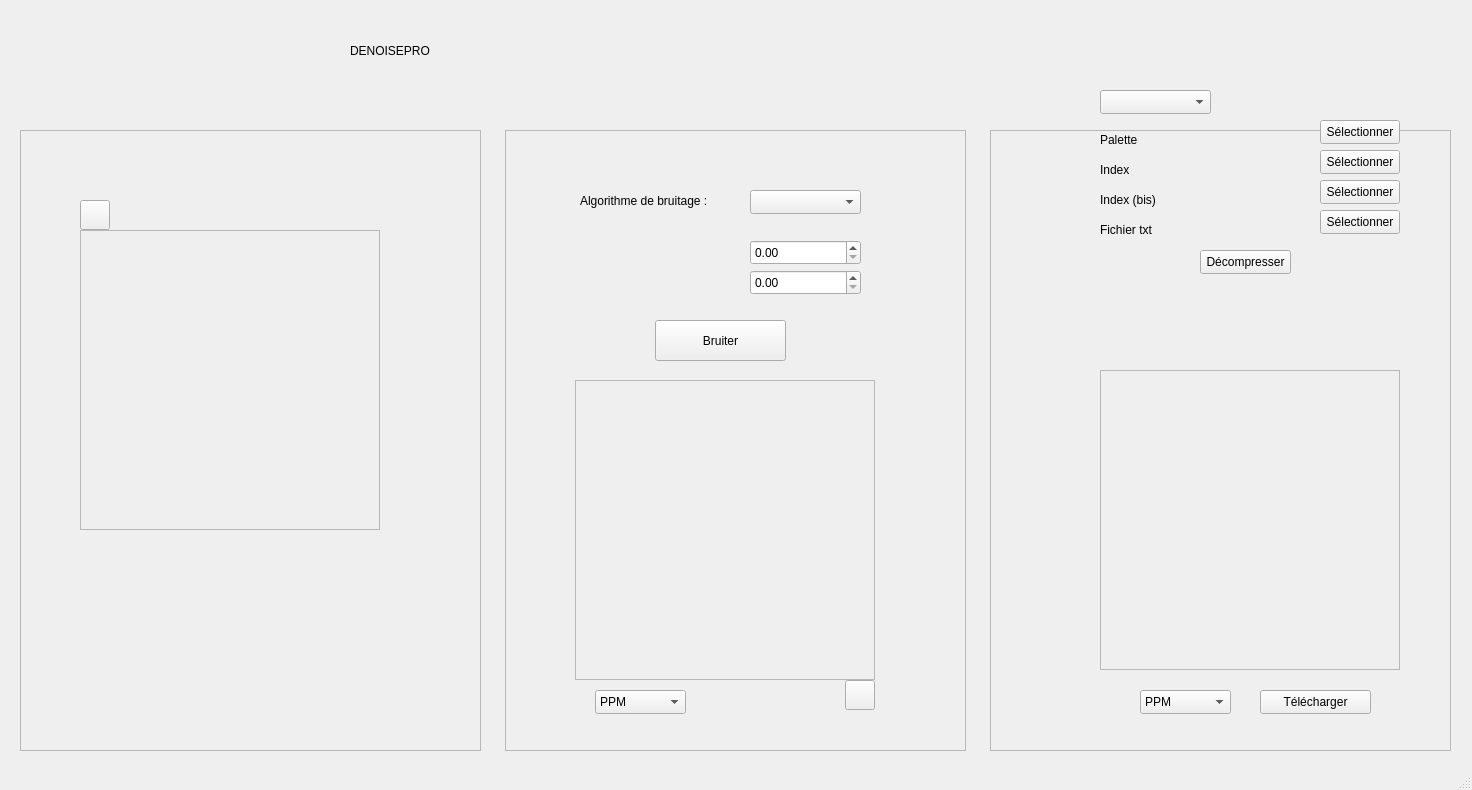
LeaSerrano/M2-IMAGINE-ProjetImage, file QT/mainwindow.ui: the form before one commit.
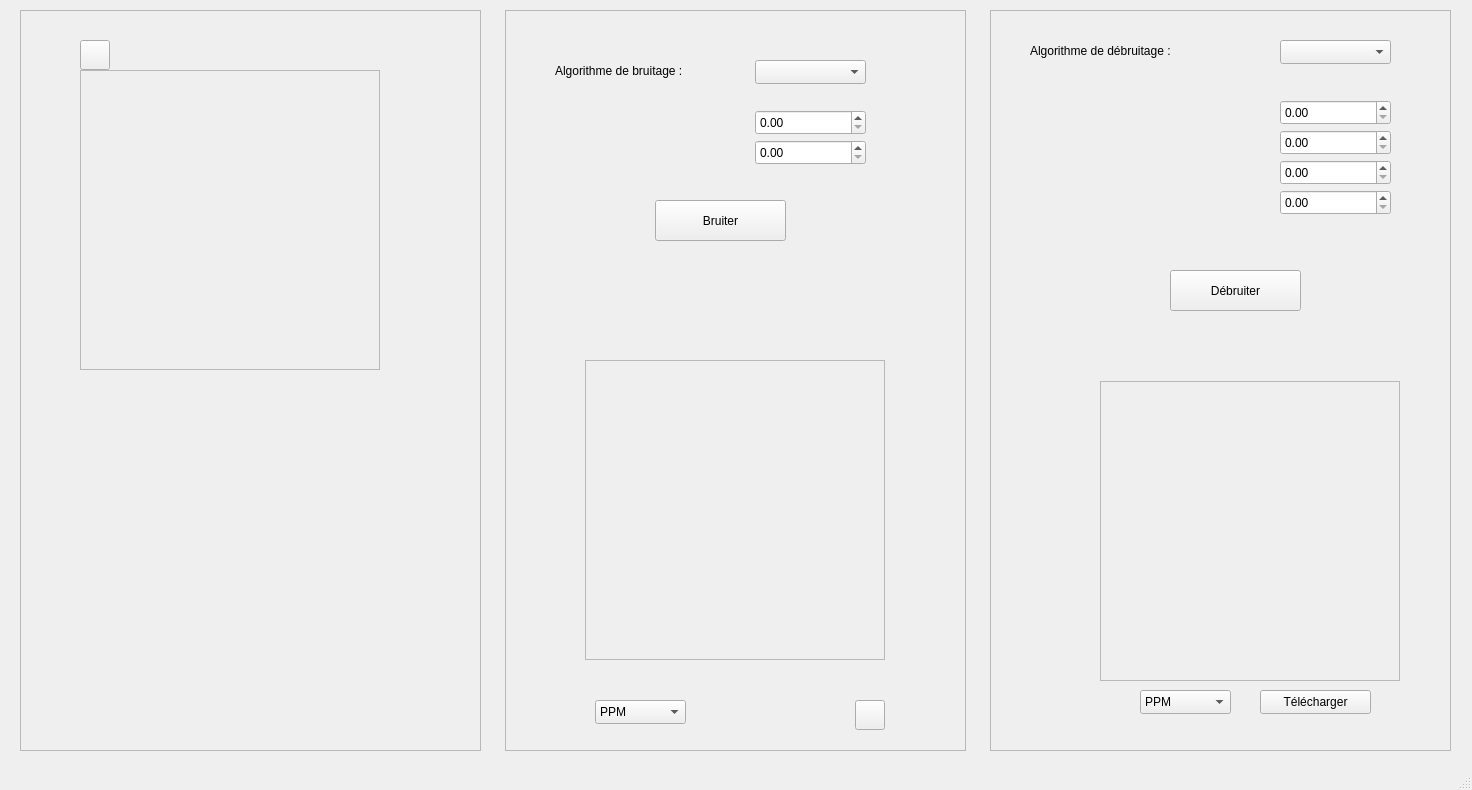
The form after the commit.

```diff
--- a/QT/mainwindow.ui
+++ b/QT/mainwindow.ui
@@ -27,67 +27,11 @@
      <string>Télécharger</string>
     </property>
    </widget>
-   <widget class="QComboBox" name="select_algo">
-    <property name="geometry">
-     <rect>
-      <x>750</x>
-      <y>190</y>
-      <width>111</width>
-      <height>24</height>
-     </rect>
-    </property>
-    <item>
-     <property name="text">
-      <string/>
-     </property>
-    </item>
-    <item>
-     <property name="text">
-      <string>GAUSSIEN</string>
-     </property>
-    </item>
-    <item>
-     <property name="text">
-      <string>IMPULSIF</string>
-     </property>
-    </item>
-    <item>
-     <property name="text">
-      <string>POISSON</string>
-     </property>
-    </item>
-    <item>
-     <property name="text">
-      <string>POIVRE SEL</string>
-     </property>
-    </item>
-    <item>
-     <property name="text">
-      <string>SPECKLE</string>
-     </property>
-    </item>
-   </widget>
-   <widget class="QDoubleSpinBox" name="select_2_bruit">
-    <property name="enabled">
-     <bool>true</bool>
-    </property>
-    <property name="geometry">
-     <rect>
-      <x>750</x>
-      <y>270</y>
-      <width>111</width>
-      <height>25</height>
-     </rect>
-    </property>
-    <property name="singleStep">
-     <double>0.500000000000000</double>
-    </property>
-   </widget>
    <widget class="QFrame" name="decomp_frame">
     <property name="geometry">
      <rect>
       <x>1100</x>
-      <y>370</y>
+      <y>381</y>
       <width>300</width>
       <height>300</height>
      </rect>
@@ -124,198 +68,6 @@
     <zorder>fond_image_3</zorder>
     <zorder>decomp_label</zorder>
    </widget>
-   <widget class="QComboBox" name="select_comp_2">
-    <property name="geometry">
-     <rect>
-      <x>1100</x>
-      <y>90</y>
-      <width>111</width>
-      <height>24</height>
-     </rect>
-    </property>
-    <item>
-     <property name="text">
-      <string/>
-     </property>
-    </item>
-    <item>
-     <property name="text">
-      <string>Palette couleur (256)</string>
-     </property>
-    </item>
-    <item>
-     <property name="text">
-      <string>Palette couleur (65536)</string>
-     </property>
-    </item>
-    <item>
-     <property name="text">
-      <string>Fichier texte</string>
-     </property>
-    </item>
-   </widget>
-   <widget class="QPushButton" name="select_pal">
-    <property name="geometry">
-     <rect>
-      <x>1320</x>
-      <y>120</y>
-      <width>80</width>
-      <height>24</height>
-     </rect>
-    </property>
-    <property name="text">
-     <string>Sélectionner</string>
-    </property>
-   </widget>
-   <widget class="QPushButton" name="select_index">
-    <property name="geometry">
-     <rect>
-      <x>1320</x>
-      <y>150</y>
-      <width>80</width>
-      <height>24</height>
-     </rect>
-    </property>
-    <property name="text">
-     <string>Sélectionner</string>
-    </property>
-   </widget>
-   <widget class="QPushButton" name="select_indexbis">
-    <property name="geometry">
-     <rect>
-      <x>1320</x>
-      <y>180</y>
-      <width>80</width>
-      <height>24</height>
-     </rect>
-    </property>
-    <property name="text">
-     <string>Sélectionner</string>
-    </property>
-   </widget>
-   <widget class="QPushButton" name="select_txt">
-    <property name="geometry">
-     <rect>
-      <x>1320</x>
-      <y>210</y>
-      <width>80</width>
-      <height>24</height>
-     </rect>
-    </property>
-    <property name="text">
-     <string>Sélectionner</string>
-    </property>
-   </widget>
-   <widget class="QLabel" name="label_5">
-    <property name="geometry">
-     <rect>
-      <x>1100</x>
-      <y>130</y>
-      <width>61</width>
-      <height>20</height>
-     </rect>
-    </property>
-    <property name="text">
-     <string>Palette</string>
-    </property>
-   </widget>
-   <widget class="QLabel" name="label_6">
-    <property name="geometry">
-     <rect>
-      <x>1100</x>
-      <y>160</y>
-      <width>61</width>
-      <height>20</height>
-     </rect>
-    </property>
-    <property name="text">
-     <string>Index</string>
-    </property>
-   </widget>
-   <widget class="QLabel" name="label_7">
-    <property name="geometry">
-     <rect>
-      <x>1100</x>
-      <y>190</y>
-      <width>61</width>
-      <height>20</height>
-     </rect>
-    </property>
-    <property name="text">
-     <string>Index (bis)</string>
-    </property>
-   </widget>
-   <widget class="QLabel" name="label_8">
-    <property name="geometry">
-     <rect>
-      <x>1100</x>
-      <y>220</y>
-      <width>61</width>
-      <height>20</height>
-     </rect>
-    </property>
-    <property name="text">
-     <string>Fichier txt</string>
-    </property>
-   </widget>
-   <widget class="QPushButton" name="decomp_button">
-    <property name="geometry">
-     <rect>
-      <x>1200</x>
-      <y>250</y>
-      <width>91</width>
-      <height>24</height>
-     </rect>
-    </property>
-    <property name="text">
-     <string>Décompresser</string>
-    </property>
-   </widget>
-   <widget class="QLabel" name="label_2">
-    <property name="geometry">
-     <rect>
-      <x>580</x>
-      <y>170</y>
-      <width>161</width>
-      <height>61</height>
-     </rect>
-    </property>
-    <property name="text">
-     <string>Algorithme de bruitage :</string>
-    </property>
-   </widget>
-   <widget class="QLabel" name="label_1_bruit">
-    <property name="enabled">
-     <bool>true</bool>
-    </property>
-    <property name="geometry">
-     <rect>
-      <x>650</x>
-      <y>240</y>
-      <width>81</width>
-      <height>25</height>
-     </rect>
-    </property>
-    <property name="text">
-     <string/>
-    </property>
-   </widget>
-   <widget class="QLabel" name="label_2_bruit">
-    <property name="enabled">
-     <bool>true</bool>
-    </property>
-    <property name="geometry">
-     <rect>
-      <x>650</x>
-      <y>270</y>
-      <width>81</width>
-      <height>25</height>
-     </rect>
-    </property>
-    <property name="text">
-     <string/>
-    </property>
-   </widget>
    <widget class="QLabel" name="logoLabel">
     <property name="geometry">
      <rect>
@@ -326,7 +78,7 @@
      </rect>
     </property>
     <property name="text">
-     <string>DENOISEPRO</string>
+     <string/>
     </property>
    </widget>
    <widget class="QLabel" name="PSNR_label">
@@ -370,29 +122,13 @@
      </property>
     </item>
    </widget>
-   <widget class="QDoubleSpinBox" name="select_1_bruit">
-    <property name="enabled">
-     <bool>true</bool>
-    </property>
-    <property name="geometry">
-     <rect>
-      <x>750</x>
-      <y>240</y>
-      <width>111</width>
-      <height>25</height>
-     </rect>
-    </property>
-    <property name="singleStep">
-     <double>0.500000000000000</double>
-    </property>
-   </widget>
    <widget class="QFrame" name="frame_1">
     <property name="geometry">
      <rect>
       <x>20</x>
-      <y>130</y>
+      <y>10</y>
       <width>461</width>
-      <height>621</height>
+      <height>741</height>
      </rect>
     </property>
     <property name="frameShape">
@@ -405,7 +141,7 @@
      <property name="geometry">
       <rect>
        <x>60</x>
-       <y>100</y>
+       <y>60</y>
        <width>300</width>
        <height>300</height>
       </rect>
@@ -446,7 +182,7 @@
      <property name="geometry">
       <rect>
        <x>60</x>
-       <y>70</y>
+       <y>30</y>
        <width>30</width>
        <height>30</height>
       </rect>
@@ -460,9 +196,9 @@
     <property name="geometry">
      <rect>
       <x>505</x>
-      <y>130</y>
+      <y>10</y>
       <width>461</width>
-      <height>621</height>
+      <height>741</height>
      </rect>
     </property>
     <property name="frameShape">
@@ -487,8 +223,8 @@
     <widget class="QFrame" name="seg_frame">
      <property name="geometry">
       <rect>
-       <x>70</x>
-       <y>250</y>
+       <x>80</x>
+       <y>350</y>
        <width>300</width>
        <height>300</height>
       </rect>
@@ -528,8 +264,8 @@
     <widget class="QPushButton" name="download_button_1">
      <property name="geometry">
       <rect>
-       <x>340</x>
-       <y>550</y>
+       <x>350</x>
+       <y>690</y>
        <width>30</width>
        <height>30</height>
       </rect>
@@ -545,7 +281,7 @@
      <property name="geometry">
       <rect>
        <x>90</x>
-       <y>560</y>
+       <y>690</y>
        <width>91</width>
        <height>24</height>
       </rect>
@@ -566,14 +302,134 @@
       </property>
      </item>
     </widget>
+    <widget class="QLabel" name="label_2">
+     <property name="geometry">
+      <rect>
+       <x>50</x>
+       <y>30</y>
+       <width>171</width>
+       <height>61</height>
+      </rect>
+     </property>
+     <property name="text">
+      <string>Algorithme de bruitage :</string>
+     </property>
+    </widget>
+    <widget class="QDoubleSpinBox" name="select_2_bruit">
+     <property name="enabled">
+      <bool>true</bool>
+     </property>
+     <property name="geometry">
+      <rect>
+       <x>250</x>
+       <y>130</y>
+       <width>111</width>
+       <height>25</height>
+      </rect>
+     </property>
+     <property name="singleStep">
+      <double>0.500000000000000</double>
+     </property>
+    </widget>
+    <widget class="QDoubleSpinBox" name="select_1_bruit">
+     <property name="enabled">
+      <bool>true</bool>
+     </property>
+     <property name="geometry">
+      <rect>
+       <x>250</x>
+       <y>100</y>
+       <width>111</width>
+       <height>25</height>
+      </rect>
+     </property>
+     <property name="maximum">
+      <double>300.000000000000000</double>
+     </property>
+     <property name="singleStep">
+      <double>0.500000000000000</double>
+     </property>
+    </widget>
+    <widget class="QComboBox" name="select_algo_bruit">
+     <property name="geometry">
+      <rect>
+       <x>250</x>
+       <y>50</y>
+       <width>111</width>
+       <height>24</height>
+      </rect>
+     </property>
+     <item>
+      <property name="text">
+       <string/>
+      </property>
+     </item>
+     <item>
+      <property name="text">
+       <string>GAUSSIEN</string>
+      </property>
+     </item>
+     <item>
+      <property name="text">
+       <string>IMPULSIF</string>
+      </property>
+     </item>
+     <item>
+      <property name="text">
+       <string>POISSON</string>
+      </property>
+     </item>
+     <item>
+      <property name="text">
+       <string>POIVRE SEL</string>
+      </property>
+     </item>
+     <item>
+      <property name="text">
+       <string>SPECKLE</string>
+      </property>
+     </item>
+    </widget>
+    <widget class="QLabel" name="label_2_bruit">
+     <property name="enabled">
+      <bool>true</bool>
+     </property>
+     <property name="geometry">
+      <rect>
+       <x>140</x>
+       <y>130</y>
+       <width>81</width>
+       <height>25</height>
+      </rect>
+     </property>
+     <property name="text">
+      <string/>
+     </property>
+    </widget>
+    <widget class="QLabel" name="label_1_bruit">
+     <property name="enabled">
+      <bool>true</bool>
+     </property>
+     <property name="geometry">
+      <rect>
+       <x>140</x>
+       <y>100</y>
+       <width>81</width>
+       <height>25</height>
+      </rect>
+     </property>
+     <property name="text">
+      <string/>
+     </property>
+    </widget>
    </widget>
    <widget class="QFrame" name="frame_3">
     <property name="geometry">
      <rect>
       <x>990</x>
-      <y>130</y>
+      <y>10</y>
       <width>461</width>
-      <height>621</height>
+      <height>741</height>
      </rect>
     </property>
     <property name="frameShape">
@@ -582,6 +438,209 @@
     <property name="frameShadow">
      <enum>QFrame::Raised</enum>
     </property>
+    <widget class="QLabel" name="label_1_debruit">
+     <property name="geometry">
+      <rect>
+       <x>160</x>
+       <y>90</y>
+       <width>81</width>
+       <height>25</height>
+      </rect>
+     </property>
+     <property name="text">
+      <string/>
+     </property>
+    </widget>
+    <widget class="QLabel" name="label_4_debruit">
+     <property name="geometry">
+      <rect>
+       <x>160</x>
+       <y>180</y>
+       <width>81</width>
+       <height>25</height>
+      </rect>
+     </property>
+     <property name="text">
+      <string/>
+     </property>
+    </widget>
+    <widget class="QPushButton" name="decomp_button">
+     <property name="geometry">
+      <rect>
+       <x>180</x>
+       <y>260</y>
+       <width>131</width>
+       <height>41</height>
+      </rect>
+     </property>
+     <property name="text">
+      <string>Débruiter</string>
+     </property>
+    </widget>
+    <widget class="QLabel" name="label_2_debruit">
+     <property name="geometry">
+      <rect>
+       <x>160</x>
+       <y>120</y>
+       <width>81</width>
+       <height>25</height>
+      </rect>
+     </property>
+     <property name="text">
+      <string/>
+     </property>
+    </widget>
+    <widget class="QLabel" name="label_3_debruit">
+     <property name="geometry">
+      <rect>
+       <x>160</x>
+       <y>150</y>
+       <width>81</width>
+       <height>25</height>
+      </rect>
+     </property>
+     <property name="text">
+      <string/>
+     </property>
+    </widget>
+    <widget class="QLabel" name="label_3">
+     <property name="geometry">
+      <rect>
+       <x>40</x>
+       <y>10</y>
+       <width>201</width>
+       <height>61</height>
+      </rect>
+     </property>
+     <property name="text">
+      <string>Algorithme de débruitage :</string>
+     </property>
+    </widget>
+    <widget class="QDoubleSpinBox" name="select_1_debruit">
+     <property name="enabled">
+      <bool>true</bool>
+     </property>
+     <property name="geometry">
+      <rect>
+       <x>290</x>
+       <y>90</y>
+       <width>111</width>
+       <height>25</height>
+      </rect>
+     </property>
+     <property name="maximum">
+      <double>300.000000000000000</double>
+     </property>
+     <property name="singleStep">
+      <double>0.500000000000000</double>
+     </property>
+    </widget>
+    <widget class="QDoubleSpinBox" name="select_2_debruit">
+     <property name="enabled">
+      <bool>true</bool>
+     </property>
+     <property name="geometry">
+      <rect>
+       <x>290</x>
+       <y>120</y>
+       <width>111</width>
+       <height>25</height>
+      </rect>
+     </property>
+     <property name="singleStep">
+      <double>0.500000000000000</double>
+     </property>
+    </widget>
+    <widget class="QDoubleSpinBox" name="select_4_debruit">
+     <property name="enabled">
+      <bool>true</bool>
+     </property>
+     <property name="geometry">
+      <rect>
+       <x>290</x>
+       <y>180</y>
+       <width>111</width>
+       <height>25</height>
+      </rect>
+     </property>
+     <property name="singleStep">
+      <double>0.500000000000000</double>
+     </property>
+    </widget>
+    <widget class="QDoubleSpinBox" name="select_3_debruit">
+     <property name="enabled">
+      <bool>true</bool>
+     </property>
+     <property name="geometry">
+      <rect>
+       <x>290</x>
+       <y>150</y>
+       <width>111</width>
+       <height>25</height>
+      </rect>
+     </property>
+     <property name="maximum">
+      <double>300.000000000000000</double>
+     </property>
+     <property name="singleStep">
+      <double>0.500000000000000</double>
+     </property>
+    </widget>
+    <widget class="QComboBox" name="select_algo_debruit">
+     <property name="geometry">
+      <rect>
+       <x>290</x>
+       <y>30</y>
+       <width>111</width>
+       <height>24</height>
+      </rect>
+     </property>
+     <item>
+      <property name="text">
+       <string/>
+      </property>
+     </item>
+     <item>
+      <property name="text">
+       <string>MOYENNEUR</string>
+      </property>
+     </item>
+     <item>
+      <property name="text">
+       <string>MEDIAN</string>
+      </property>
+     </item>
+     <item>
+      <property name="text">
+       <string>WIENER</string>
+      </property>
+     </item>
+     <item>
+      <property name="text">
+       <string>GAUSSIEN</string>
+      </property>
+     </item>
+     <item>
+      <property name="text">
+       <string>GRADIENT SEUILLEE</string>
+      </property>
+     </item>
+     <item>
+      <property name="text">
+       <string>MOYENNEUR PONDERE</string>
+      </property>
+     </item>
+     <item>
+      <property name="text">
+       <string>NON LOCAL MEANS</string>
+      </property>
+     </item>
+     <item>
+      <property name="text">
+       <string>RESTORMER</string>
+      </property>
+     </item>
+    </widget>
    </widget>
    <zorder>logoLabel</zorder>
    <zorder>PSNR_label</zorder>
```
Left out of the diff: 18 changed lines with no effect on the pictures.
